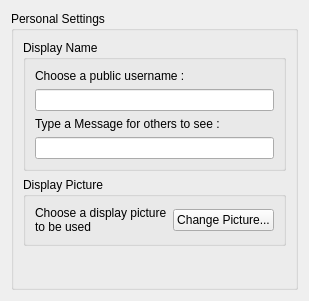
The window that src/qt/ui/personal_settings.ui (maidsafe-archive/MaidSafe-Encrypt) describes before a commit, drawn with Qt 5.
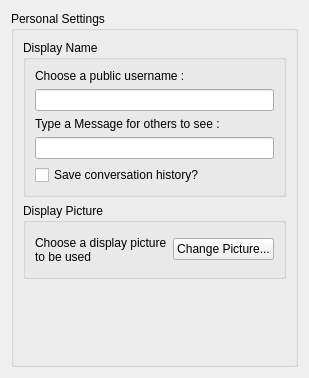
The same window after the commit.

Commit message: Conversation History

```diff
--- a/src/qt/ui/personal_settings.ui
+++ b/src/qt/ui/personal_settings.ui
@@ -6,8 +6,8 @@
    <rect>
     <x>0</x>
     <y>0</y>
-    <width>277</width>
-    <height>301</height>
+    <width>273</width>
+    <height>378</height>
    </rect>
   </property>
   <property name="windowTitle">
@@ -55,6 +55,13 @@
          <item row="3" column="0">
           <widget class="QLineEdit" name="messageEdit"/>
          </item>
+         <item row="4" column="0">
+          <widget class="QCheckBox" name="saveConvCheckBox">
+           <property name="text">
+            <string>Save conversation history?</string>
+           </property>
+          </widget>
+         </item>
         </layout>
        </widget>
       </item>
```
The commit also changes 15 other files.
